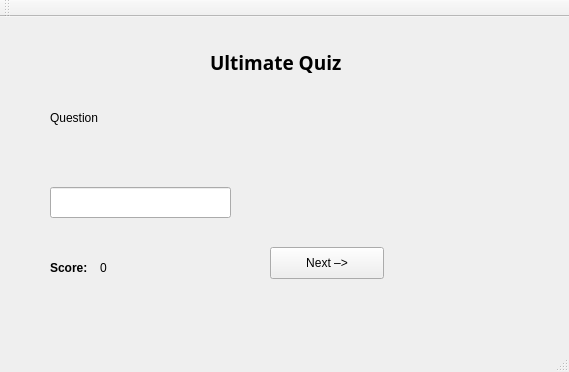
The window that mainwindow.ui (xnumad/new-quiz) describes before a commit, drawn with Qt 5.
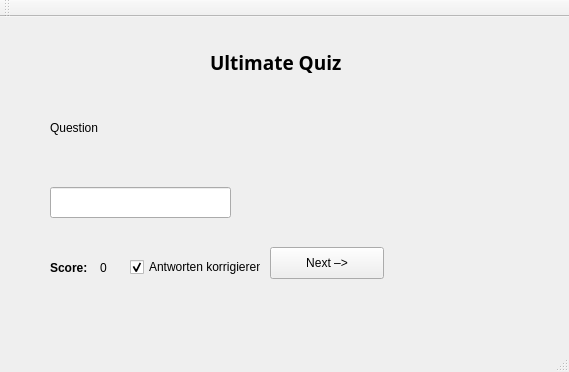
The same window after the commit.

Commit message:
Add answer validation UI (#1)
* Remove braces

* Minify cases

* Add answer validation UI

```diff
--- a/mainwindow.ui
+++ b/mainwindow.ui
@@ -51,9 +51,9 @@
     <property name="geometry">
      <rect>
       <x>50</x>
-      <y>50</y>
+      <y>70</y>
       <width>411</width>
-      <height>101</height>
+      <height>81</height>
      </rect>
     </property>
     <property name="text">
@@ -104,6 +104,22 @@
      <string>Ultimate Quiz</string>
     </property>
    </widget>
+   <widget class="QCheckBox" name="chk_correctAnswers">
+    <property name="geometry">
+     <rect>
+      <x>130</x>
+      <y>240</y>
+      <width>131</width>
+      <height>20</height>
+     </rect>
+    </property>
+    <property name="text">
+     <string>Antworten korrigieren</string>
+    </property>
+    <property name="checked">
+     <bool>true</bool>
+    </property>
+   </widget>
   </widget>
   <widget class="QMenuBar" name="menuBar">
    <property name="geometry">
```
Left out of the diff: 14 changed lines with no effect on the pictures. The commit also changes 2 other files.
